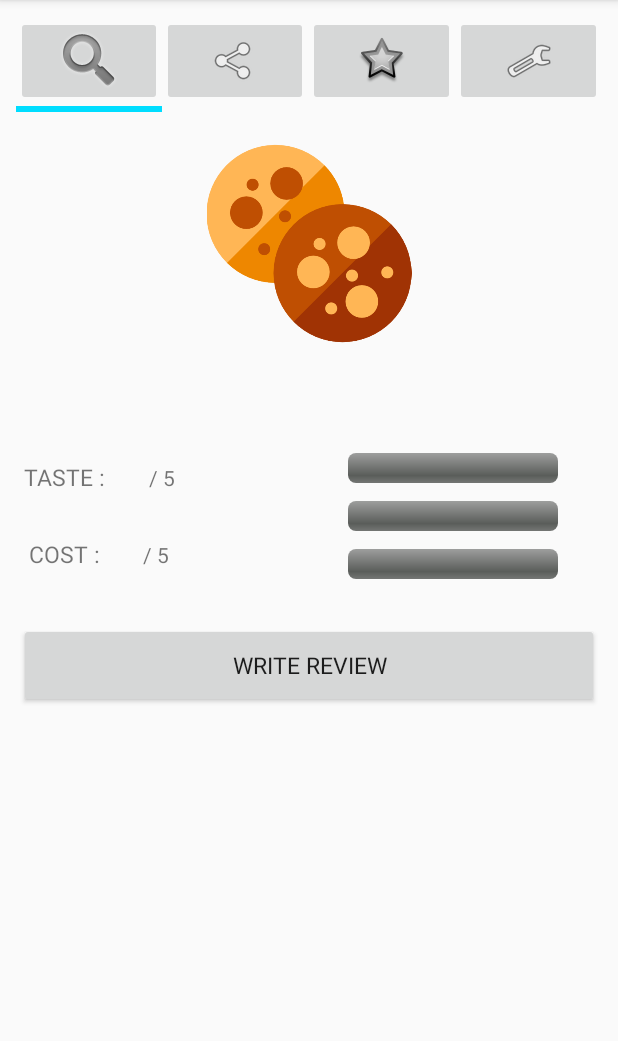
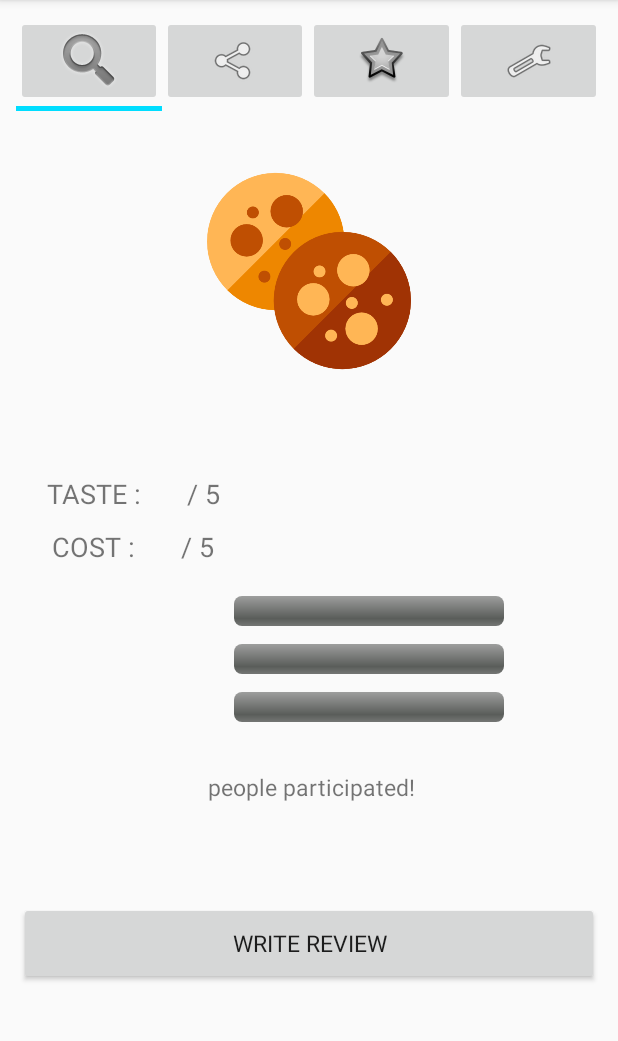
Before and after one commit to pencaty/SNACKKING, an Android app: the Snack_Info screen opened directly, with no data from a screen before it, on a phone screen of 412 x 824 dp, the part 84-1125 px from its top. Run offline under Robolectric (Android 15) with nearby library versions, the phone set to English and light mode, and no system bars; 32 statements that could not run were skipped.

Commit message:
Modify Review & front-end
Modify review from typing score(1-5) to click star buttons and fix front-end of all pages (adjusting the gap and rearranging)

```diff
--- a/app/src/main/java/com/example/snackking/Snack_Info.java
+++ b/app/src/main/java/com/example/snackking/Snack_Info.java
@@ -40,14 +40,27 @@ public class Snack_Info extends AppCompatActivity implements View.OnClickListene
     private String snack_number_of_rate;
     private String user_id;
 
+    private Button button_review;
+    private TextView first_key;
+    private TextView second_key;
+    private TextView third_key;
+    private TextView participate;
+    private TextView info_snack_name;
+    private TextView info_snack_taste;
+    private TextView info_snack_cost;
+
+    private ProgressBar pb1;
+    private ProgressBar pb2;
+    private ProgressBar pb3;
+
     private String past_data;
 
     private String have_reviewed = "0";
 
-    //ImageButton btn1;
-    ImageButton btn2;
-    ImageButton btn3;
-    ImageButton btn4;
+    //private ImageButton btn1;
+    private ImageButton btn2;
+    private ImageButton btn3;
+    private ImageButton btn4;
 
     @Override
     protected void onCreate(Bundle savedInstanceState) {
@@ -57,14 +70,6 @@ public class Snack_Info extends AppCompatActivity implements View.OnClickListene
         this.InitializeView();
         this.SetListener();
 
-        TextView info_snack_name = (TextView)findViewById(R.id.info_snack_name);
-        TextView info_snack_taste = (TextView)findViewById(R.id.info_snack_taste);
-        TextView info_snack_cost = (TextView)findViewById(R.id.info_snack_cost);
-
-        TextView first_key = (TextView)findViewById(R.id.Text_first_keyword);
-        TextView second_key = (TextView)findViewById(R.id.Text_second_keyword);
-        TextView third_key = (TextView)findViewById(R.id.Text_third_keyword);
-
         Intent intent = getIntent();
 
         user_id = intent.getStringExtra("user_id");
@@ -72,8 +77,6 @@ public class Snack_Info extends AppCompatActivity implements View.OnClickListene
         snack_taste = intent.getStringExtra("taste");
         snack_cost = intent.getStringExtra("cost");
         snack_number_of_rate = intent.getStringExtra("number");
-
-        Button button_review = (Button)findViewById(R.id.button_write_review);
 
         // user_id에 해당하는 테이블에 접속해서 현재 과자에 이미 리뷰를 남겼다면 버튼(review_write_review)의 텍스트를 '리뷰 수정'으로 바꾼다
         // 이미 리뷰를 남겼다면 have_reviewed = 1로 바꾸고, taste, cost, 키워드 선택한 것들을 하나로 저장하여 Snack_Review로 넘기자.
@@ -85,25 +88,17 @@ public class Snack_Info extends AppCompatActivity implements View.OnClickListene
 
         past_data = "";
 
-        ProgressBar pb1 =(ProgressBar)findViewById(R.id.progress_key1);
-        ProgressBar pb2 =(ProgressBar)findViewById(R.id.progress_key2);
-        ProgressBar pb3 =(ProgressBar)findViewById(R.id.progress_key3);
-
         setting_snack_List(); // 과자 키워드의 progress bar를 만들기 위해 정보를 가져오는 장치.
         Snack_DataStructure score_snack = snack_list.get(0);
         if(score_snack.getSnack_keyword_1() != null) first_key.setText(score_snack.getSnack_keyword_1());
         if(score_snack.getSnack_keyword_2() != null) second_key.setText(score_snack.getSnack_keyword_2());
         if(score_snack.getSnack_keyword_3() != null) third_key.setText(score_snack.getSnack_keyword_3());
 
-        /*pb1.setMax(Integer.parseInt(score_snack.getSnack_keyword_1_score()));  // 전체 투표한 사람 수를 최대로
+        /*pb1.setMax(Integer.parseInt(score_snack.getSnack_keyword_1_score()));  // 첫번째 키워드를 최대로
         pb2.setMax(Integer.parseInt(score_snack.getSnack_keyword_1_score()));
         pb3.setMax(Integer.parseInt(score_snack.getSnack_keyword_1_score()));*/
 
-        System.out.println(Integer.parseInt(score_snack.getSnack_number_of_rate()));
-        System.out.println(Integer.parseInt(score_snack.getSnack_keyword_1_score()));
-        System.out.println(Integer.parseInt(score_snack.getSnack_keyword_2_score()));
-        System.out.println(Integer.parseInt(score_snack.getSnack_keyword_3_score()));
-
+        participate.setText(score_snack.getSnack_number_of_rate() + " people participated!");
 
         pb1.setMax(Integer.parseInt(score_snack.getSnack_number_of_rate()));  // 전체 투표한 사람 수를 최대로
         pb2.setMax(Integer.parseInt(score_snack.getSnack_number_of_rate()));
@@ -161,21 +156,11 @@ public class Snack_Info extends AppCompatActivity implements View.OnClickListene
     protected void onResume(){
         super.onResume();
 
-        Button button_review = (Button)findViewById(R.id.button_write_review);
+        this.InitializeView();
+        this.SetListener();
 
         past_data = "";
         have_reviewed = "0";
-
-        TextView first_key = (TextView)findViewById(R.id.Text_first_keyword);
-        TextView second_key = (TextView)findViewById(R.id.Text_second_keyword);
-        TextView third_key = (TextView)findViewById(R.id.Text_third_keyword);
-
-        TextView info_snack_taste = (TextView)findViewById(R.id.info_snack_taste);
-        TextView info_snack_cost = (TextView)findViewById(R.id.info_snack_cost);
-
-        ProgressBar pb1 =(ProgressBar)findViewById(R.id.progress_key1);
-        ProgressBar pb2 =(ProgressBar)findViewById(R.id.progress_key2);
-        ProgressBar pb3 =(ProgressBar)findViewById(R.id.progress_key3);
 
         setting_snack_List(); // 과자 키워드의 progress bar를 만들기 위해 정보를 가져오는 장치.
         Snack_DataStructure score_snack = snack_list.get(0);
@@ -183,12 +168,11 @@ public class Snack_Info extends AppCompatActivity implements View.OnClickListene
         if(score_snack.getSnack_keyword_2() != null) second_key.setText(score_snack.getSnack_keyword_2());
         if(score_snack.getSnack_keyword_3() != null) third_key.setText(score_snack.getSnack_keyword_3());
 
-        /*pb1.setMax(Integer.parseInt(score_snack.getSnack_keyword_1_score()));  // 전체 투표한 사람 수를 최대로
+        /*pb1.setMax(Integer.parseInt(score_snack.getSnack_keyword_1_score()));  // 첫번째 키워드를 최대로
         pb2.setMax(Integer.parseInt(score_snack.getSnack_keyword_1_score()));
         pb3.setMax(Integer.parseInt(score_snack.getSnack_keyword_1_score()));*/
 
-        System.out.println(Integer.parseInt(score_snack.getSnack_number_of_rate()));
-        System.out.println("test print");
+        participate.setText(score_snack.getSnack_number_of_rate() + " people participated!");
 
         pb1.setMax(Integer.parseInt(score_snack.getSnack_number_of_rate()));  // 전체 투표한 사람 수를 최대로
         pb2.setMax(Integer.parseInt(score_snack.getSnack_number_of_rate()));
@@ -371,8 +355,7 @@ public class Snack_Info extends AppCompatActivity implements View.OnClickListene
                     button_review.setText("Revise Review");
                     Snack_DataStructure past_snack = list.get(0); //이 과자에 대해 리뷰했다면 list에는 하나밖에 없고, 리뷰하지 않았다면 텅 빈 list이다
                     past_data = past_snack.getSnack_taste() + "#" + past_snack.getSnack_cost() + "#" + past_snack.getSnack_keyword_1() + "#" + past_snack.getSnack_keyword_2() + "#" + past_snack.getSnack_keyword_3();
-                    System.out.println(past_data);
-                    System.out.println("end of Show_Result in Snack_info");
+
                     // 과거 taste, cost, keyword1,2,3 에 대해 입력했던 값을 Snack_Review로 전달하기 위해.
                     // -> Snack_Review에서 past_data를 split("#")을 하면 각각의 데이터를 얻을 수 있다.
 
@@ -533,6 +516,20 @@ public class Snack_Info extends AppCompatActivity implements View.OnClickListene
         btn2 = findViewById(R.id.imageButton2);
         btn3 = findViewById(R.id.imageButton3);
         btn4 = findViewById(R.id.imageButton4);
+
+        button_review = (Button)findViewById(R.id.button_write_review);
+        first_key = (TextView)findViewById(R.id.Text_first_keyword);
+        second_key = (TextView)findViewById(R.id.Text_second_keyword);
+        third_key = (TextView)findViewById(R.id.Text_third_keyword);
+        participate = (TextView)findViewById(R.id.Text_participation);
+
+        info_snack_name = (TextView)findViewById(R.id.info_snack_name);
+        info_snack_taste = (TextView)findViewById(R.id.info_snack_taste);
+        info_snack_cost = (TextView)findViewById(R.id.info_snack_cost);
+
+        pb1 = (ProgressBar)findViewById(R.id.progress_key1);
+        pb2 = (ProgressBar)findViewById(R.id.progress_key2);
+        pb3 = (ProgressBar)findViewById(R.id.progress_key3);
     }
 
     public void onClick(View view) {
--- a/app/src/main/res/layout/activity_snack_info.xml
+++ b/app/src/main/res/layout/activity_snack_info.xml
@@ -64,18 +64,14 @@
 
     <LinearLayout
         android:layout_width="match_parent"
-        android:layout_height="wrap_content">
-        android:layout_weight="10"
-        <TextView
-            android:layout_width="match_parent"
         android:layout_height="wrap_content"
-            ></TextView>
+        android:layout_weight="10">
     </LinearLayout>
 
     <ImageView
         android:layout_width="match_parent"
         android:layout_height="0dp"
-        android:layout_weight="30"
+        android:layout_weight="35"
         android:src="@drawable/cookies"
         android:layout_marginBottom="5dp"/>
 
@@ -90,7 +86,7 @@
             android:layout_height="wrap_content"
             android:padding="5dp"
             android:fontFamily="@font/my_font_family"
-            android:textSize="18dp">
+            android:textSize="20dp">
         </TextView>
 
     </LinearLayout>
@@ -104,6 +100,7 @@
     <LinearLayout
         android:layout_width="wrap_content"
         android:layout_height="wrap_content"
+        android:layout_marginLeft="15dp"
         android:orientation="horizontal">
 
         <LinearLayout
@@ -121,9 +118,8 @@
                     android:layout_height="wrap_content"
                     android:padding="5dp"
                     android:fontFamily="@font/my_font_family"
-                    android:textSize="15dp"
-                    android:text="TASTE : "
-                    >
+                    android:textSize="18dp"
+                    android:text="TASTE : ">
                 </TextView>
 
                 <TextView
@@ -132,7 +128,7 @@
                     android:layout_height="wrap_content"
                     android:padding="5dp"
                     android:fontFamily="@font/my_font_family"
-                    android:textSize="15dp">
+                    android:textSize="18dp">
                 </TextView>
 
                 <TextView
@@ -140,20 +136,15 @@
                     android:layout_height="wrap_content"
                     android:padding="5dp"
                     android:fontFamily="@font/my_font_family"
-                    android:textSize="14dp"
-                    android:text=" / 5"
-                    >
+                    android:textSize="18dp"
+                    android:text=" / 5">
                 </TextView>
             </LinearLayout>
 
             <LinearLayout
                 android:layout_width="match_parent"
-                android:layout_height="wrap_content">
-                android:layout_weight="5"
-                <TextView
-                    android:layout_width="match_parent"
                 android:layout_height="wrap_content"
-                    ></TextView>
+                android:layout_weight="5">
             </LinearLayout>
 
             <LinearLayout
@@ -166,9 +157,8 @@
                     android:layout_height="wrap_content"
                     android:padding="5dp"
                     android:fontFamily="@font/my_font_family"
-                    android:textSize="15dp"
-                    android:text="COST : "
-                    >
+                    android:textSize="18dp"
+                    android:text="COST : ">
                 </TextView>
 
                 <TextView
@@ -177,7 +167,7 @@
                     android:layout_height="wrap_content"
                     android:padding="5dp"
                     android:fontFamily="@font/my_font_family"
-                    android:textSize="15dp">
+                    android:textSize="18dp">
                 </TextView>
 
                 <TextView
@@ -185,16 +175,23 @@
                     android:layout_height="wrap_content"
                     android:padding="5dp"
                     android:fontFamily="@font/my_font_family"
-                    android:textSize="14dp"
-                    android:text=" / 5"
-                    >
+                    android:textSize="18dp"
+                    android:text=" / 5">
                 </TextView>
             </LinearLayout>
+        </LinearLayout>
+    </LinearLayout>
+
+    <LinearLayout
+        android:layout_width="match_parent"
+        android:layout_height="wrap_content"
+        android:layout_weight="2">
     </LinearLayout>
 
     <LinearLayout
         android:layout_width="wrap_content"
         android:layout_height="100dp"
+        android:layout_marginLeft="15dp"
         android:orientation="horizontal">
         <LinearLayout
             android:layout_width="wrap_content"
@@ -203,31 +200,31 @@
             android:layout_gravity="center">
             <TextView
                 android:id="@+id/Text_first_keyword"
-                    android:layout_width="110dp"
+                android:layout_width="120dp"
                 android:layout_height="wrap_content"
                 android:padding="5dp"
                 android:fontFamily="@font/my_font_family"
-                    android:textSize="15dp"
+                android:textSize="18dp"
                 android:textAlignment="center">
             </TextView>
 
             <TextView
                 android:id="@+id/Text_second_keyword"
-                    android:layout_width="110dp"
+                android:layout_width="120dp"
                 android:layout_height="wrap_content"
                 android:padding="5dp"
                 android:fontFamily="@font/my_font_family"
-                    android:textSize="15dp"
+                android:textSize="18dp"
                 android:textAlignment="center">
             </TextView>
 
             <TextView
                 android:id="@+id/Text_third_keyword"
-                    android:layout_width="110dp"
+                android:layout_width="120dp"
                 android:layout_height="wrap_content"
                 android:padding="5dp"
                 android:fontFamily="@font/my_font_family"
-                    android:textSize="15dp"
+                android:textSize="18dp"
                 android:textAlignment="center">
             </TextView>
 
@@ -236,10 +233,11 @@
             android:layout_width="wrap_content"
             android:layout_height="wrap_content"
             android:orientation="vertical"
+            android:layout_marginLeft="10dp"
             android:layout_gravity="center">
 
             <ProgressBar
-                    android:layout_width="140dp"
+                android:layout_width="180dp"
                 android:layout_height="wrap_content"
                 android:id="@+id/progress_key1"
                 style="@android:style/Widget.ProgressBar.Horizontal"
@@ -249,7 +247,7 @@
             </ProgressBar>
 
             <ProgressBar
-                    android:layout_width="140dp"
+                android:layout_width="180dp"
                 android:layout_height="wrap_content"
                 android:id="@+id/progress_key2"
                 style="@android:style/Widget.ProgressBar.Horizontal"
@@ -259,7 +257,7 @@
             </ProgressBar>
 
             <ProgressBar
-                    android:layout_width="140dp"
+                android:layout_width="180dp"
                 android:layout_height="wrap_content"
                 android:id="@+id/progress_key3"
                 style="@android:style/Widget.ProgressBar.Horizontal"
@@ -271,16 +269,28 @@
         </LinearLayout>
 
     </LinearLayout>
-    </LinearLayout>
 
     <LinearLayout
         android:layout_width="match_parent"
-        android:layout_height="wrap_content">
-        android:layout_weight="50"
+        android:layout_height="wrap_content"
+        android:layout_weight="5">
+    </LinearLayout>
+
     <TextView
+        android:id="@+id/Text_participation"
+        android:layout_width="wrap_content"
+        android:layout_height="wrap_content"
+        android:padding="5dp"
+        android:layout_gravity="center"
+        android:fontFamily="@font/my_font_family"
+        android:textSize="15dp"
+        android:text=" people participated!">
+    </TextView>
+
+    <LinearLayout
         android:layout_width="match_parent"
         android:layout_height="wrap_content"
-            ></TextView>
+        android:layout_weight="15">
     </LinearLayout>
 
     <Button
```
Also changed, not shown: app/src/main/java/com/example/snackking/Recommendation.java (+27 -0 lines), app/src/main/java/com/example/snackking/Recommendation_respond.java (+9 -19 lines), app/src/main/java/com/example/snackking/Snack_Review.java (+100 -83 lines), app/src/main/res/layout/activity_achievement.xml (+15 -16 lines), app/src/main/res/layout/activity_login.xml (+2 -7 lines), app/src/main/res/layout/activity_recommendation.xml (+11 -45 lines), app/src/main/res/layout/activity_recommendation_respond.xml (+24 -18 lines), app/src/main/res/layout/activity_recommendation_response_result.xml (+7 -19 lines), app/src/main/res/layout/activity_search_combined.xml (+6 -18 lines), app/src/main/res/layout/activity_search_keyword_result.xml (+3 -6 lines), app/src/main/res/layout/activity_setting.xml (+21 -2 lines), app/src/main/res/layout/activity_snack_review.xml (+23 -50 lines), app/src/main/res/layout/listview_achievement.xml (+12 -6 lines). Lines whose indentation alone changed are shown as unchanged.
